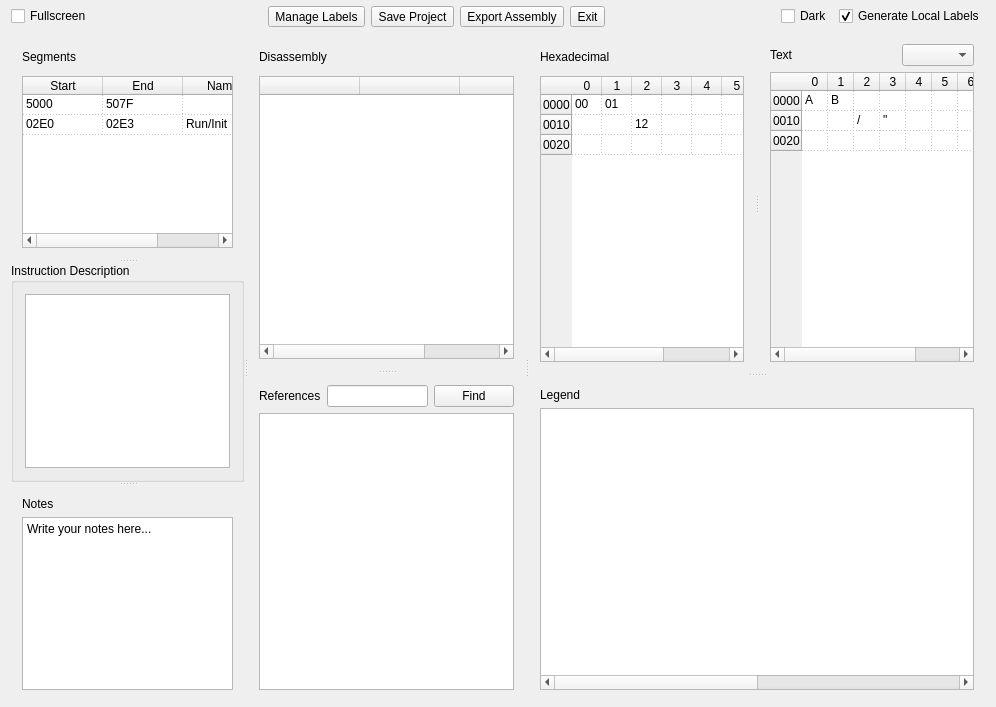
The window that src/mainwindow.ui (ivop/frida) describes before a commit, drawn with Qt 5.
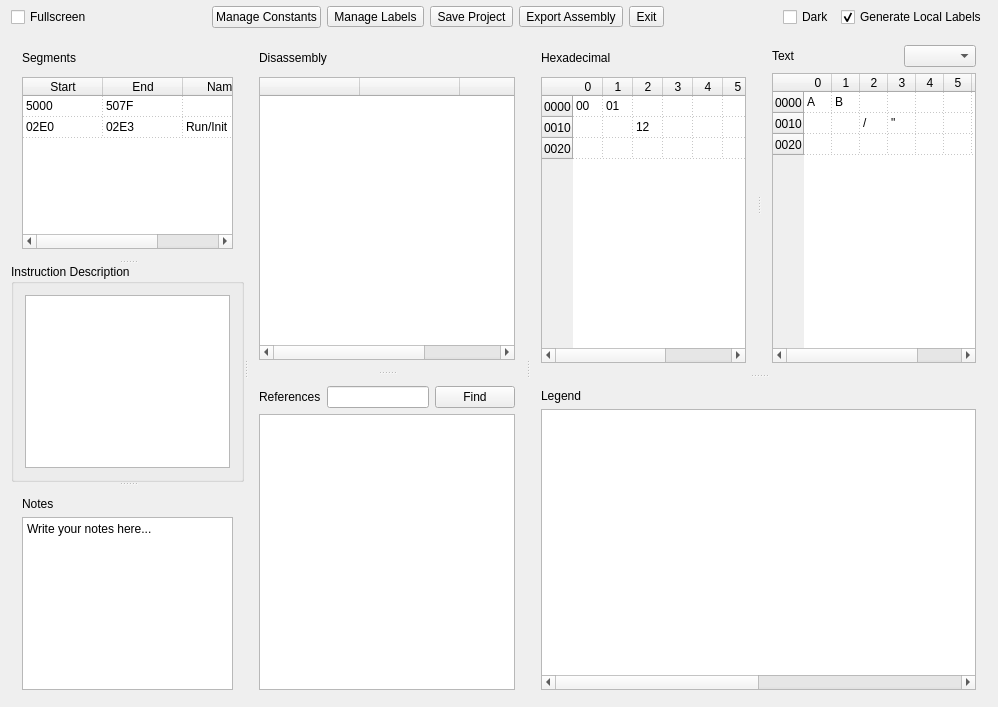
The same window after the commit. Icons and pictures are not drawn.

```diff
--- a/src/mainwindow.ui
+++ b/src/mainwindow.ui
@@ -6,7 +6,7 @@
    <rect>
     <x>0</x>
     <y>0</y>
-    <width>996</width>
+    <width>998</width>
     <height>707</height>
    </rect>
   </property>
@@ -49,6 +49,17 @@
         </property>
        </spacer>
       </item>
+      <item>
+       <widget class="QPushButton" name="constantsButton">
+        <property name="text">
+         <string>Manage Constants</string>
+        </property>
+        <property name="icon">
+         <iconset resource="frida.qrc">
+          <normaloff>:/icons/document-edit.svg</normaloff>:/icons/document-edit.svg</iconset>
+        </property>
+       </widget>
+      </item>
       <item>
        <widget class="QToolButton" name="labelsButton">
         <property name="focusPolicy">
@@ -232,7 +243,7 @@
             <bool>false</bool>
            </attribute>
            <attribute name="verticalHeaderDefaultSectionSize">
-            <number>20</number>
+            <number>21</number>
            </attribute>
            <row/>
            <row/>
@@ -389,7 +400,7 @@
             <bool>true</bool>
            </attribute>
            <attribute name="verticalHeaderDefaultSectionSize">
-            <number>20</number>
+            <number>21</number>
            </attribute>
            <column>
             <property name="text">
@@ -463,7 +474,7 @@
             <bool>true</bool>
            </attribute>
            <attribute name="verticalHeaderDefaultSectionSize">
-            <number>20</number>
+            <number>21</number>
            </attribute>
            <attribute name="verticalHeaderStretchLastSection">
             <bool>false</bool>
@@ -539,7 +550,7 @@
              <bool>true</bool>
             </attribute>
             <attribute name="verticalHeaderDefaultSectionSize">
-             <number>20</number>
+             <number>21</number>
             </attribute>
             <row>
              <property name="text">
@@ -669,13 +680,13 @@
              <number>8</number>
             </property>
             <attribute name="horizontalHeaderDefaultSectionSize">
-             <number>26</number>
+             <number>28</number>
             </attribute>
             <attribute name="horizontalHeaderHighlightSections">
              <bool>true</bool>
             </attribute>
             <attribute name="verticalHeaderDefaultSectionSize">
-             <number>20</number>
+             <number>21</number>
             </attribute>
             <row>
              <property name="text">
@@ -795,7 +806,7 @@
             <bool>false</bool>
            </attribute>
            <attribute name="verticalHeaderDefaultSectionSize">
-            <number>20</number>
+            <number>21</number>
            </attribute>
            <column/>
            <column/>
```
Left out of the diff: 8 changed lines with no effect on the pictures.
